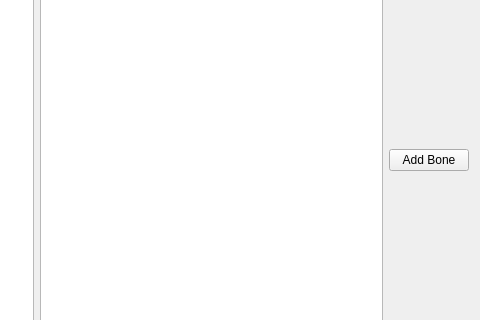
frozen4sh/maya_tools, file QT_Test/demo.ui: the form before one commit; both pictures show x 320 to 800 and y 98 to 418 of the 800 by 600 pixel window.
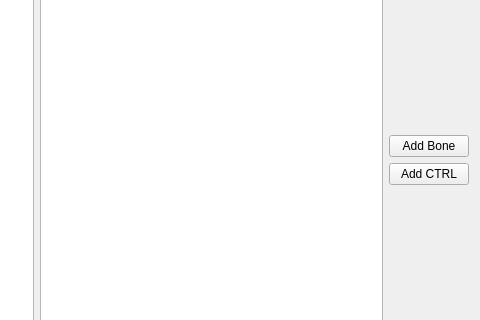
The form after the commit.

Diff of the .ui file:
```diff
--- a/QT_Test/demo.ui
+++ b/QT_Test/demo.ui
@@ -81,6 +81,13 @@
          </property>
         </widget>
        </item>
+       <item>
+        <widget class="QPushButton" name="btn_addCtrl">
+         <property name="text">
+          <string>Add CTRL</string>
+         </property>
+        </widget>
+       </item>
        <item>
         <spacer name="verticalSpacer_3">
          <property name="orientation">
```
